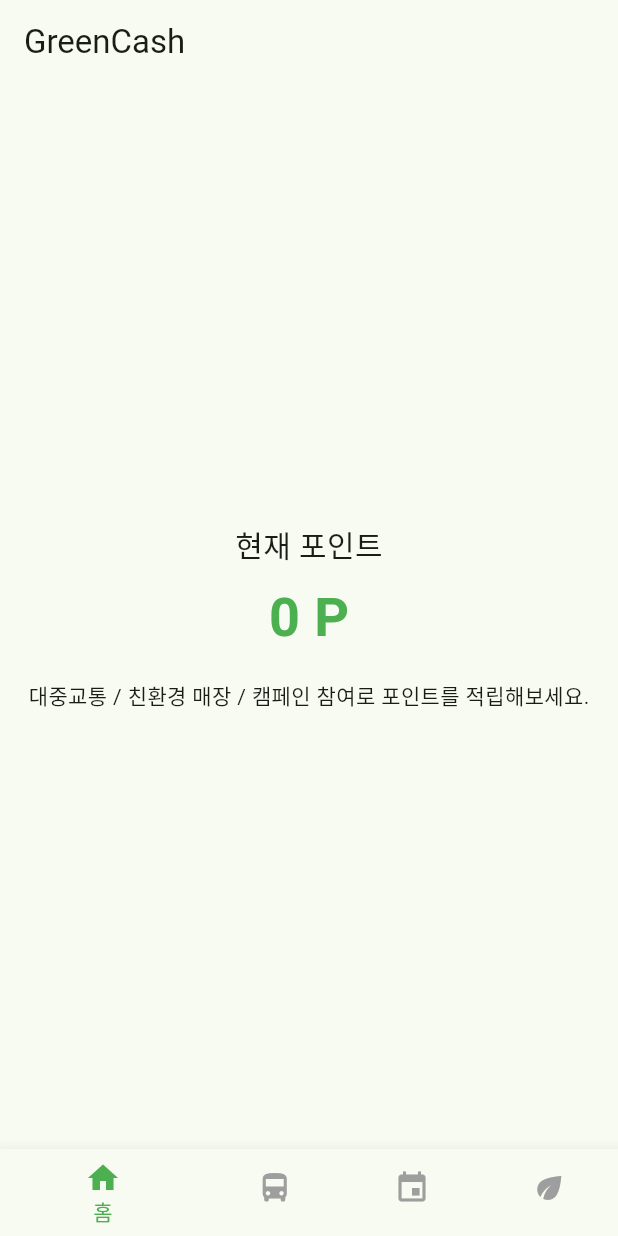
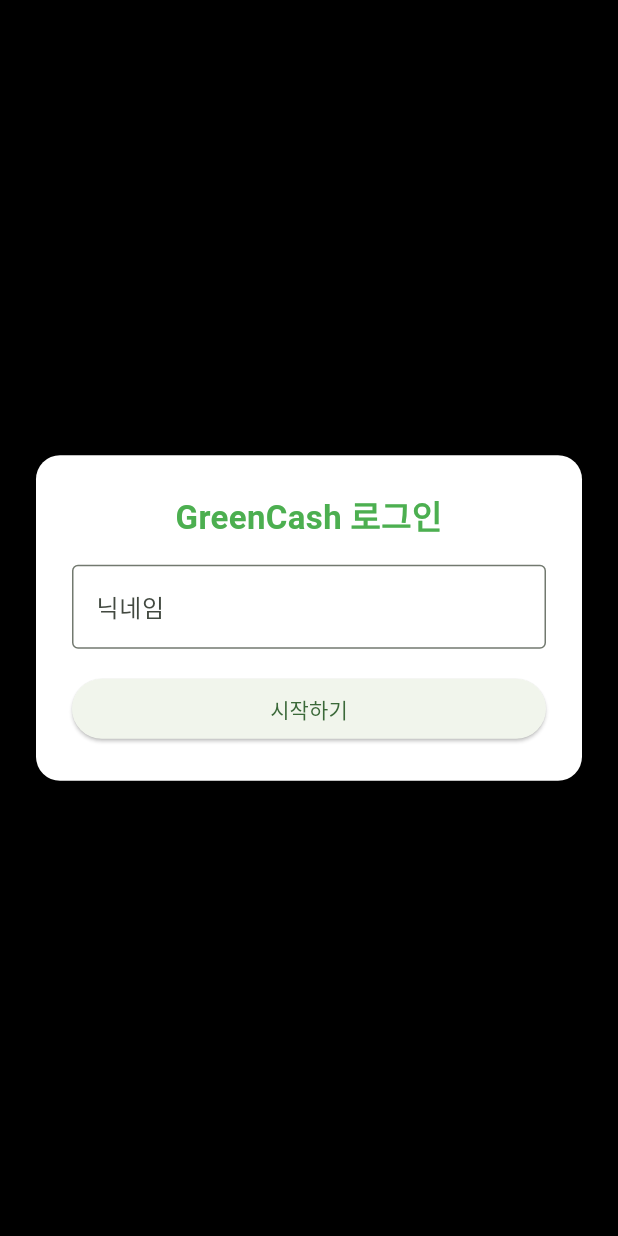
Before and after one commit to nelow0070-ui/green_cash, a Flutter app: the screen it shows after launch, on a phone screen of 412 x 824 dp. Run offline on Flutter 3.47's test engine with Material 3 defaults, Android fonts, the phone set to English and light mode, and no system bars.

Commit message:
feat: 로그인 기능 추가(미완)

```diff
--- a/lib/main.dart
+++ b/lib/main.dart
@@ -3,6 +3,8 @@
 import 'screens/earn_screen.dart';
 import 'screens/campaigns_screen.dart';
 import 'screens/ads_screen.dart';
+import 'screens/login_screen.dart';
+import 'screens/user_screen.dart';
 
 void main() {
   runApp(const GreenCashApp());
@@ -17,7 +19,11 @@
 
 class _GreenCashAppState extends State<GreenCashApp> {
   int _currentIndex = 0;
-  int _points = 0; // 전체 포인트
+  int _points = 0;
+
+  // ✅ 로그인 상태 관련 변수
+  bool _isLoggedIn = false;
+  String _userName = '';
 
   void _addPoints(int value) {
     setState(() {
@@ -25,8 +31,37 @@
     });
   }
 
+  void _login(String name) {
+    setState(() {
+      _isLoggedIn = true;
+      _userName = name;
+    });
+  }
+
+  void _logout() {
+    setState(() {
+      _isLoggedIn = false;
+      _userName = '';
+      _currentIndex = 0;
+      _points = 0; // 필요하면 유지해도 됨
+    });
+  }
+
   @override
   Widget build(BuildContext context) {
+    // ✅ 로그인 안 되어 있으면 로그인 화면 먼저 보여줌
+    if (!_isLoggedIn) {
+      return MaterialApp(
+        title: 'GreenCash',
+        theme: ThemeData(
+          colorScheme: ColorScheme.fromSeed(seedColor: Colors.green),
+          useMaterial3: true,
+        ),
+        home: LoginScreen(onLogin: _login),
+      );
+    }
+
+    // ✅ 로그인 된 이후에는 기존 탭 구조 + 사용자 페이지
     final screens = [
       HomeScreen(points: _points),
       EarnScreen(
@@ -35,6 +70,11 @@
       ),
       const CampaignsScreen(),
       const AdsScreen(),
+      UserScreen(
+        userName: _userName,
+        points: _points,
+        onLogout: _logout,
+      ),
     ];
 
     return MaterialApp(
@@ -74,6 +114,10 @@
               icon: Icon(Icons.eco),
               label: '광고',
             ),
+            BottomNavigationBarItem(
+              icon: Icon(Icons.person),
+              label: '내 정보',
+            ),
           ],
         ),
       ),
--- /dev/null
+++ b/lib/screens/login_screen.dart
@@ -0,0 +1,86 @@
+import 'package:flutter/material.dart';
+
+class LoginScreen extends StatefulWidget {
+  final void Function(String) onLogin; // 로그인 성공 시 이름 전달
+
+  const LoginScreen({
+    super.key,
+    required this.onLogin,
+  });
+
+  @override
+  State<LoginScreen> createState() => _LoginScreenState();
+}
+
+class _LoginScreenState extends State<LoginScreen> {
+  final _formKey = GlobalKey<FormState>();
+  final _nameController = TextEditingController();
+
+  @override
+  void dispose() {
+    _nameController.dispose();
+    super.dispose();
+  }
+
+  void _submit() {
+    if (_formKey.currentState!.validate()) {
+      final name = _nameController.text.trim();
+      widget.onLogin(name); // 부모(앱)에게 이름 전달 → 로그인 처리
+    }
+  }
+
+  @override
+  Widget build(BuildContext context) {
+    return Scaffold(
+      backgroundColor: Colors.black,
+      body: Center(
+        child: Container(
+          padding: const EdgeInsets.all(24),
+          margin: const EdgeInsets.symmetric(horizontal: 24),
+          decoration: BoxDecoration(
+            color: Colors.white,
+            borderRadius: BorderRadius.circular(16),
+          ),
+          child: Form(
+            key: _formKey,
+            child: Column(
+              mainAxisSize: MainAxisSize.min,
+              children: [
+                const Text(
+                  'GreenCash 로그인',
+                  style: TextStyle(
+                    fontSize: 22,
+                    fontWeight: FontWeight.bold,
+                    color: Colors.green,
+                  ),
+                ),
+                const SizedBox(height: 16),
+                TextFormField(
+                  controller: _nameController,
+                  decoration: const InputDecoration(
+                    labelText: '닉네임',
+                    border: OutlineInputBorder(),
+                  ),
+                  validator: (value) {
+                    if (value == null || value.trim().isEmpty) {
+                      return '닉네임을 입력해주세요';
+                    }
+                    return null;
+                  },
+                ),
+                const SizedBox(height: 16),
+                SizedBox(
+                  width: double.infinity,
+                  child: ElevatedButton(
+                    onPressed: _submit,
+                    child: const Text('시작하기'),
+                  ),
+                ),
+              ],
+            ),
+          ),
+        ),
+      ),
+    );
+  }
+}
```
Also changed, not shown: lib/screens/user_screen.dart (added, +81 -0 lines).
